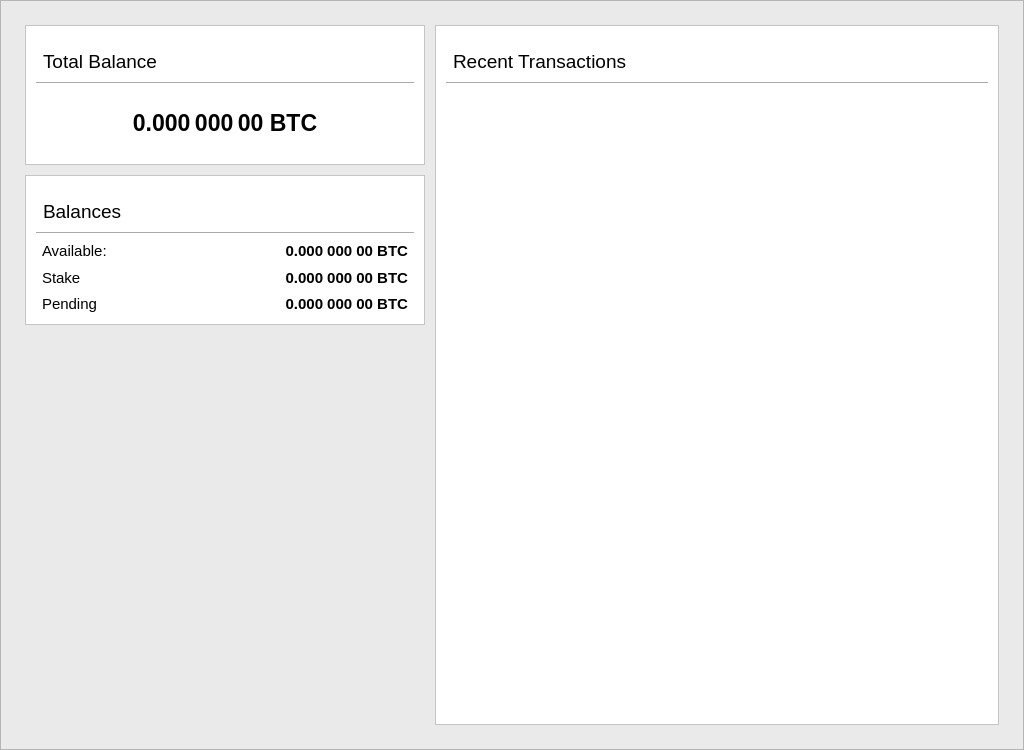
The window that src/qt/forms/overviewpage.ui (Stipend-Developer/stipend) describes before a commit, drawn with Qt 5.
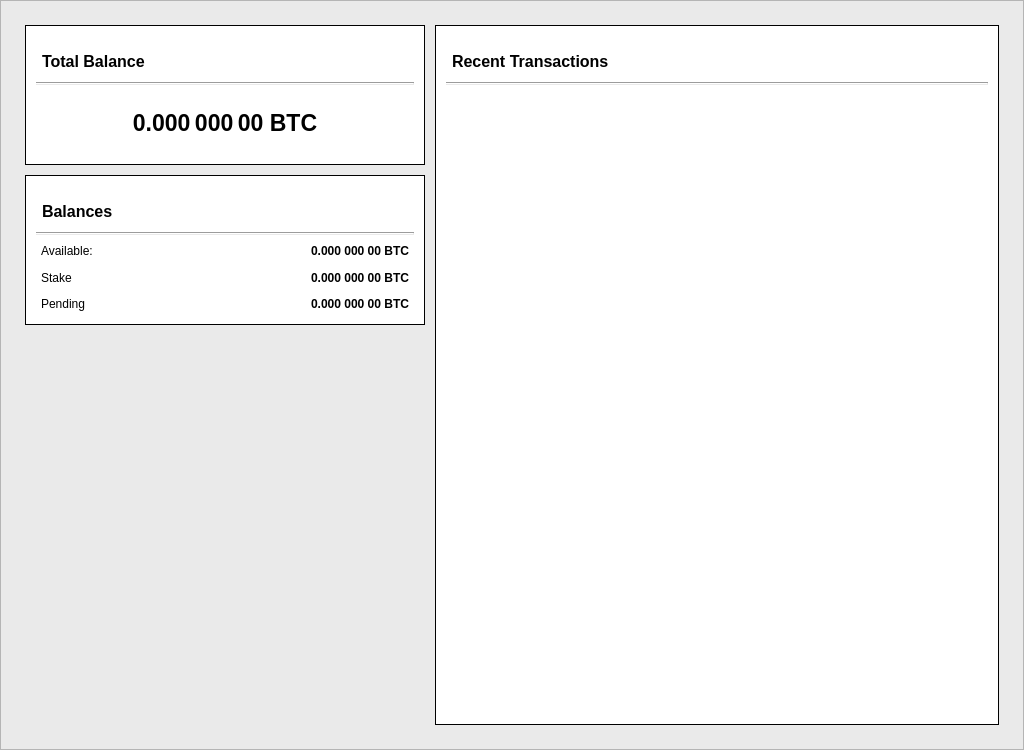
The same window after the commit.

Commit message: Finalize overviewpage.ui for wallet redesign

```diff
--- a/src/qt/forms/overviewpage.ui
+++ b/src/qt/forms/overviewpage.ui
@@ -503,7 +503,10 @@
              </size>
             </property>
             <property name="styleSheet">
-             <string notr="true">background-color: #fff</string>
+             <string notr="true">#frame_5 {
+    background-color: #fff;
+    border: 1px solid black;
+}</string>
             </property>
             <property name="frameShape">
              <enum>QFrame::StyledPanel</enum>
@@ -511,6 +514,9 @@
             <property name="frameShadow">
              <enum>QFrame::Raised</enum>
             </property>
+            <property name="midLineWidth">
+             <number>0</number>
+            </property>
             <layout class="QVBoxLayout" name="verticalLayout_14">
              <property name="leftMargin">
               <number>0</number>
@@ -583,12 +589,15 @@
                      <widget class="QLabel" name="balanceLabel">
                       <property name="font">
                        <font>
-                        <pointsize>14</pointsize>
+                        <pointsize>12</pointsize>
+                        <weight>75</weight>
+                        <bold>true</bold>
                        </font>
                       </property>
                       <property name="styleSheet">
-                       <string notr="true">margin-top: 10px;
-margin-left: 2px;</string>
+                       <string notr="true">background-color: #fff;
+padding-left: 2px;
+padding-top: 10px;</string>
                       </property>
                       <property name="text">
                        <string>Total Balance</string>
@@ -602,6 +611,9 @@
                </item>
                <item>
                 <widget class="Line" name="line">
+                 <property name="styleSheet">
+                  <string notr="true">b</string>
+                 </property>
                  <property name="orientation">
                   <enum>Qt::Horizontal</enum>
                  </property>
@@ -624,6 +636,9 @@
                      <bold>true</bold>
                     </font>
                    </property>
+                   <property name="styleSheet">
+                    <string notr="true">background-color: #fff</string>
+                   </property>
                    <property name="text">
                     <string>0.000 000 00 BTC</string>
                    </property>
@@ -654,7 +669,10 @@
              </size>
             </property>
             <property name="styleSheet">
-             <string notr="true">background-color: #fff</string>
+             <string notr="true">#frame_6 {
+    background-color: #fff;
+    border: 1px solid black;
+}</string>
             </property>
             <property name="frameShape">
              <enum>QFrame::StyledPanel</enum>
@@ -728,12 +746,15 @@
                      <widget class="QLabel" name="miscBalanceLabel">
                       <property name="font">
                        <font>
-                        <pointsize>14</pointsize>
+                        <pointsize>12</pointsize>
+                        <weight>75</weight>
+                        <bold>true</bold>
                        </font>
                       </property>
                       <property name="styleSheet">
-                       <string notr="true">margin-top: 10px;
-margin-left: 2px;
+                       <string notr="true">background-color: #fff;
+padding-top: 10px;
+padding-left: 2px;
 </string>
                       </property>
                       <property name="lineWidth">
@@ -760,13 +781,8 @@
                 <layout class="QGridLayout" name="gridLayout_2">
                  <item row="2" column="0">
                   <widget class="QLabel" name="labelPendingText">
-                   <property name="font">
-                    <font>
-                     <pointsize>11</pointsize>
-                    </font>
-                   </property>
                    <property name="styleSheet">
-                    <string notr="true">margin-left: 2px;</string>
+                    <string notr="true">margin-left: 2px; background-color: #fff</string>
                    </property>
                    <property name="text">
                     <string>Pending</string>
@@ -775,13 +791,8 @@
                  </item>
                  <item row="1" column="0">
                   <widget class="QLabel" name="labelStakeText">
-                   <property name="font">
-                    <font>
-                     <pointsize>11</pointsize>
-                    </font>
-                   </property>
                    <property name="styleSheet">
-                    <string notr="true">margin-left: 2px;</string>
+                    <string notr="true">margin-left: 2px; background-color: #fff;</string>
                    </property>
                    <property name="text">
                     <string>Stake</string>
@@ -792,13 +803,12 @@
                   <widget class="QLabel" name="labelStake">
                    <property name="font">
                     <font>
-                     <pointsize>11</pointsize>
                      <weight>75</weight>
                      <bold>true</bold>
                     </font>
                    </property>
                    <property name="styleSheet">
-                    <string notr="true">margin-right:2px</string>
+                    <string notr="true">margin-right:2px; background-color: #fff</string>
                    </property>
                    <property name="text">
                     <string>0.000 000 00 BTC</string>
@@ -812,13 +822,12 @@
                   <widget class="QLabel" name="labelBalance">
                    <property name="font">
                     <font>
-                     <pointsize>11</pointsize>
                      <weight>75</weight>
                      <bold>true</bold>
                     </font>
                    </property>
                    <property name="styleSheet">
-                    <string notr="true">margin-right:2px;</string>
+                    <string notr="true">margin-right:2px; background-color: #fff</string>
                    </property>
                    <property name="text">
                     <string>0.000 000 00 BTC</string>
@@ -830,13 +839,8 @@
                  </item>
                  <item row="0" column="0">
                   <widget class="QLabel" name="labelBalanceText">
-                   <property name="font">
-                    <font>
-                     <pointsize>11</pointsize>
-                    </font>
-                   </property>
                    <property name="styleSheet">
-                    <string notr="true">margin-left: 2px</string>
+                    <string notr="true">margin-left: 2px; background-color: #fff</string>
                    </property>
                    <property name="text">
                     <string>Available: </string>
@@ -847,13 +851,12 @@
                   <widget class="QLabel" name="labelUnconfirmed">
                    <property name="font">
                     <font>
-                     <pointsize>11</pointsize>
                      <weight>75</weight>
                      <bold>true</bold>
                     </font>
                    </property>
                    <property name="styleSheet">
-                    <string notr="true">margin-right: 2px;</string>
+                    <string notr="true">margin-right: 2px; background-color: #fff</string>
                    </property>
                    <property name="text">
                     <string>0.000 000 00 BTC</string>
@@ -890,7 +893,10 @@
           <item>
            <widget class="QFrame" name="frame_4">
             <property name="styleSheet">
-             <string notr="true">background-color: #fff</string>
+             <string notr="true">#frame_4 {
+    background-color: #fff;
+    border: 1px solid black;
+}</string>
             </property>
             <property name="frameShape">
              <enum>QFrame::StyledPanel</enum>
@@ -970,12 +976,15 @@
                      <widget class="QLabel" name="transactionsLabel">
                       <property name="font">
                        <font>
-                        <pointsize>14</pointsize>
+                        <pointsize>12</pointsize>
+                        <weight>75</weight>
+                        <bold>true</bold>
                        </font>
                       </property>
                       <property name="styleSheet">
-                       <string notr="true">margin-top: 10px;
-margin-left: 2px;</string>
+                       <string notr="true">background-color: #fff;
+padding-top: 10px;
+padding-left: 2px;</string>
                       </property>
                       <property name="lineWidth">
                        <number>1</number>
@@ -1006,7 +1015,7 @@
                   </sizepolicy>
                  </property>
                  <property name="styleSheet">
-                  <string notr="true">border: 0;</string>
+                  <string notr="true">border: 0; background-color: #fff</string>
                  </property>
                  <property name="lineWidth">
                   <number>0</number>
```
The commit also changes 1 other file.
